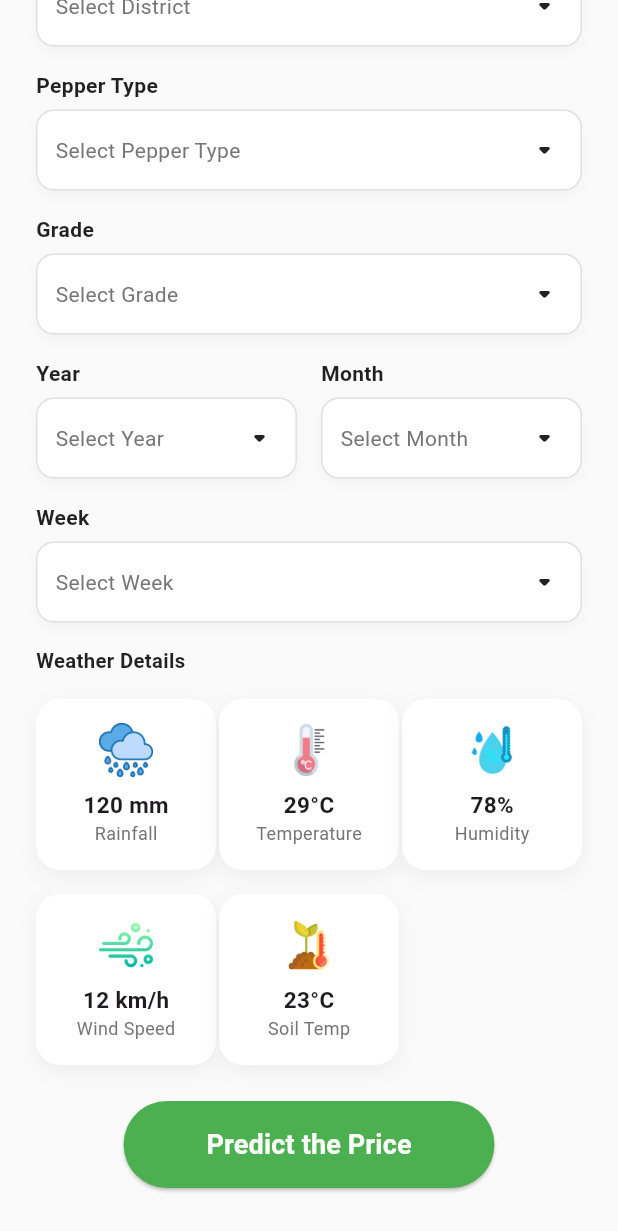
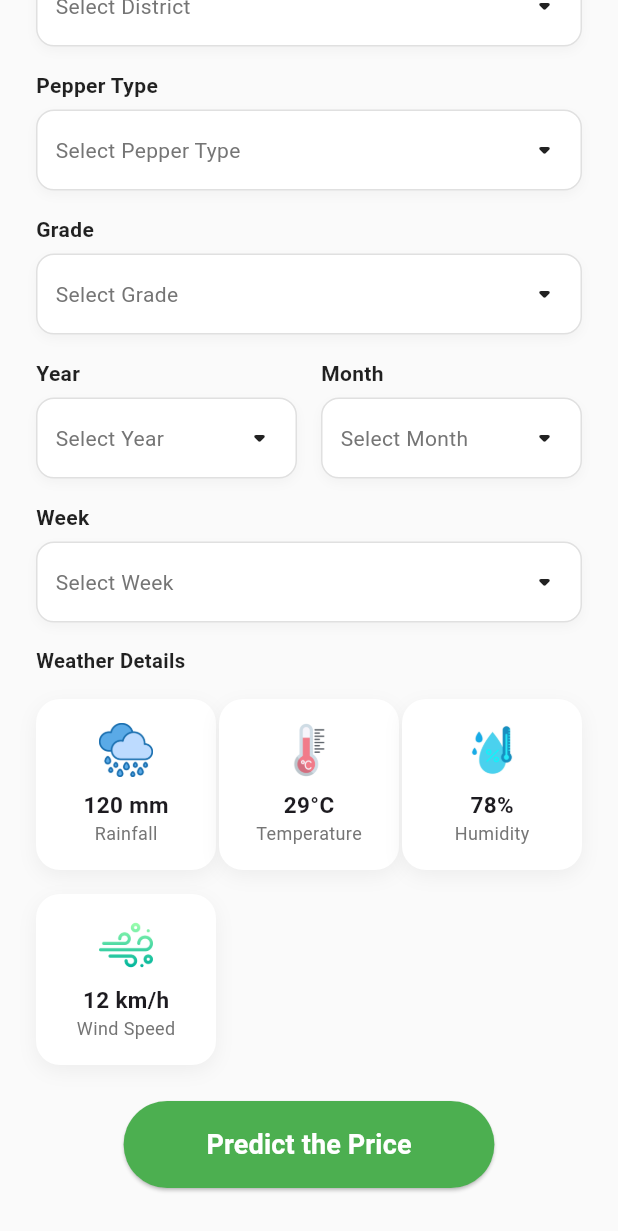
Before and after one commit to JanudiAdhikari/Research-Project, a Flutter app: the WeeklyPriceForecast screen opened directly, scrolled down 270 dp, on a phone screen of 412 x 824 dp. Shown: the top 1231 px of the screen. Run offline on Flutter 3.47's test engine with Material 3 defaults, Android fonts, the phone set to English and light mode, and no system bars; our stand-ins replace camera, cloud_firestore, firebase_auth, firebase_core, firebase_storage, fl_chart and 5 more; accounts and stored records are empty; Roboto replaces fonts that are missing (Poppins).

Commit message:
Remove soil temperature from weather details

```diff
--- a/mobile-app/lib/features/market_forecast/weekly_price_forecast.dart
+++ b/mobile-app/lib/features/market_forecast/weekly_price_forecast.dart
@@ -406,13 +406,6 @@ class _WeeklyPriceForecastState extends State<WeeklyPriceForecast>
                                       value: "12 km/h",
                                       responsive: responsive,
                                     ),
-                                    _buildWeatherCard(
-                                      imagePath:
-                                          "assets/images/market_forecast/soil_temperature.png",
-                                      label: "Soil Temp",
-                                      value: "23°C",
-                                      responsive: responsive,
-                                    ),
                                     SizedBox(
                                       width: _buildWeatherCardWidth(responsive),
                                     ),
```
